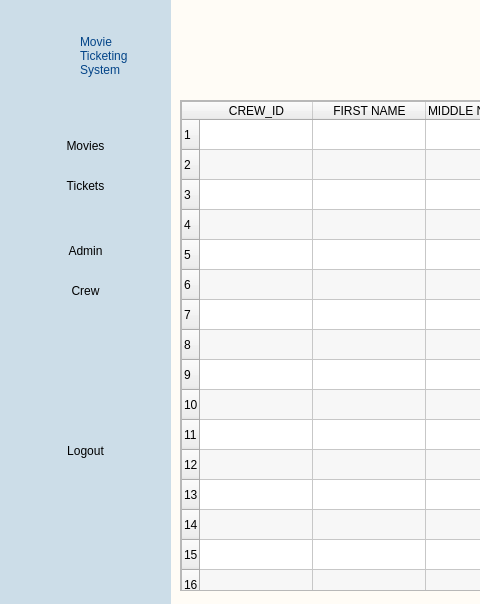
Before: the Qt Designer form Ui_Files/crew.ui in edejeed/Movie-Ticketing, drawn with Qt 5; both pictures show x 0 to 480 and y 0 to 604 of the 804 by 604 pixel window.
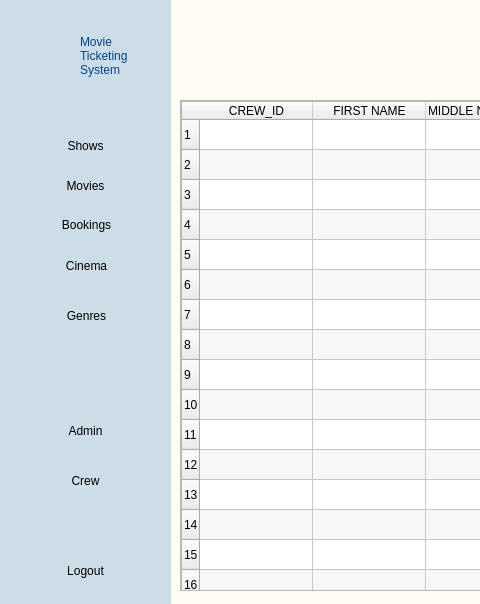
After: the same form once the commit is applied. Icons and pictures are not drawn.

Commit message: crew and admin list

Diff of the .ui file:
```diff
--- a/Ui_Files/crew.ui
+++ b/Ui_Files/crew.ui
@@ -81,43 +81,202 @@
       <bool>true</bool>
      </property>
     </widget>
+    <widget class="QPushButton" name="movieButton_5">
+     <property name="geometry">
+      <rect>
+       <x>20</x>
+       <y>550</y>
+       <width>131</width>
+       <height>41</height>
+      </rect>
+     </property>
+     <property name="text">
+      <string>Logout</string>
+     </property>
+     <property name="icon">
+      <iconset>
+       <normaloff>../img/logout.png</normaloff>../img/logout.png</iconset>
+     </property>
+     <property name="iconSize">
+      <size>
+       <width>40</width>
+       <height>40</height>
+      </size>
+     </property>
+     <property name="flat">
+      <bool>true</bool>
+     </property>
+    </widget>
+    <widget class="QPushButton" name="cinemaButton">
+     <property name="geometry">
+      <rect>
+       <x>21</x>
+       <y>250</y>
+       <width>131</width>
+       <height>31</height>
+      </rect>
+     </property>
+     <property name="styleSheet">
+      <string notr="true">#cinemaButton{
+background-color: TRANSPARENT;
+border: TRANSPARENT;
+border-radius: 15px;
+}
+
+#cinemaButton:hover{
+background-color: rgb(236, 236, 236);
+}</string>
+     </property>
+     <property name="text">
+      <string>Cinema</string>
+     </property>
+     <property name="icon">
+      <iconset>
+       <normaloff>../img/cinema.png</normaloff>../img/cinema.png</iconset>
+     </property>
+     <property name="iconSize">
+      <size>
+       <width>40</width>
+       <height>40</height>
+      </size>
+     </property>
+     <property name="flat">
+      <bool>false</bool>
+     </property>
+    </widget>
+    <widget class="QPushButton" name="genreButton">
+     <property name="geometry">
+      <rect>
+       <x>21</x>
+       <y>300</y>
+       <width>131</width>
+       <height>31</height>
+      </rect>
+     </property>
+     <property name="styleSheet">
+      <string notr="true">#genreButton{
+background-color: TRANSPARENT;
+border: TRANSPARENT;
+border-radius: 15px;
+}
+
+#genreButton:hover{
+background-color: rgb(236, 236, 236);
+}</string>
+     </property>
+     <property name="text">
+      <string>Genres</string>
+     </property>
+     <property name="icon">
+      <iconset>
+       <normaloff>../img/genre.png</normaloff>../img/genre.png</iconset>
+     </property>
+     <property name="iconSize">
+      <size>
+       <width>40</width>
+       <height>40</height>
+      </size>
+     </property>
+     <property name="flat">
+      <bool>false</bool>
+     </property>
+    </widget>
     <widget class="QPushButton" name="movieButton">
      <property name="geometry">
       <rect>
        <x>20</x>
-       <y>130</y>
-       <width>131</width>
-       <height>31</height>
-      </rect>
-     </property>
-     <property name="text">
-      <string>Movies</string>
-     </property>
-     <property name="icon">
-      <iconset>
-       <normaloff>../img/movies.png</normaloff>../img/movies.png</iconset>
-     </property>
-     <property name="iconSize">
-      <size>
-       <width>40</width>
-       <height>40</height>
-      </size>
-     </property>
-     <property name="flat">
-      <bool>true</bool>
-     </property>
-    </widget>
-    <widget class="QPushButton" name="movieButton_2">
-     <property name="geometry">
-      <rect>
-       <x>20</x>
        <y>170</y>
        <width>131</width>
        <height>31</height>
       </rect>
      </property>
+     <property name="styleSheet">
+      <string notr="true">#movieButton{
+background-color: TRANSPARENT;
+border: TRANSPARENT;
+border-radius: 15px;
+}
+
+#movieButton:hover{
+background-color: rgb(236, 236, 236);
+}</string>
+     </property>
      <property name="text">
-      <string>Tickets</string>
+      <string>Movies</string>
+     </property>
+     <property name="icon">
+      <iconset>
+       <normaloff>../img/movies.png</normaloff>../img/movies.png</iconset>
+     </property>
+     <property name="iconSize">
+      <size>
+       <width>40</width>
+       <height>40</height>
+      </size>
+     </property>
+     <property name="flat">
+      <bool>false</bool>
+     </property>
+    </widget>
+    <widget class="QPushButton" name="crewButton">
+     <property name="geometry">
+      <rect>
+       <x>20</x>
+       <y>460</y>
+       <width>131</width>
+       <height>41</height>
+      </rect>
+     </property>
+     <property name="styleSheet">
+      <string notr="true">#crewButton{
+background-color: TRANSPARENT;
+border: TRANSPARENT;
+border-radius: 15px;
+}
+
+#crewButton:hover{
+background-color: rgb(236, 236, 236);
+}</string>
+     </property>
+     <property name="text">
+      <string>Crew</string>
+     </property>
+     <property name="icon">
+      <iconset>
+       <normaloff>../img/crew.png</normaloff>../img/crew.png</iconset>
+     </property>
+     <property name="iconSize">
+      <size>
+       <width>40</width>
+       <height>40</height>
+      </size>
+     </property>
+     <property name="flat">
+      <bool>false</bool>
+     </property>
+    </widget>
+    <widget class="QPushButton" name="ticketsButton">
+     <property name="geometry">
+      <rect>
+       <x>21</x>
+       <y>209</y>
+       <width>131</width>
+       <height>31</height>
+      </rect>
+     </property>
+     <property name="styleSheet">
+      <string notr="true">#ticketsButton{
+background-color: TRANSPARENT;
+border: TRANSPARENT;
+border-radius: 15px;
+}
+
+#ticketsButton:hover{
+background-color: rgb(236, 236, 236);
+}</string>
+     </property>
+     <property name="text">
+      <string>Bookings</string>
      </property>
      <property name="icon">
       <iconset>
@@ -130,18 +289,66 @@
       </size>
      </property>
      <property name="flat">
-      <bool>true</bool>
+      <bool>false</bool>
      </property>
     </widget>
-    <widget class="QPushButton" name="movieButton_3">
+    <widget class="QPushButton" name="showButton">
      <property name="geometry">
       <rect>
        <x>20</x>
-       <y>230</y>
+       <y>130</y>
+       <width>131</width>
+       <height>31</height>
+      </rect>
+     </property>
+     <property name="styleSheet">
+      <string notr="true">#showButton{
+background-color: TRANSPARENT;
+border: TRANSPARENT;
+border-radius: 15px;
+}
+
+#showButton:hover{
+background-color: rgb(236, 236, 236);
+}</string>
+     </property>
+     <property name="text">
+      <string>Shows</string>
+     </property>
+     <property name="icon">
+      <iconset>
+       <normaloff>../img/movies.png</normaloff>../img/movies.png</iconset>
+     </property>
+     <property name="iconSize">
+      <size>
+       <width>40</width>
+       <height>40</height>
+      </size>
+     </property>
+     <property name="flat">
+      <bool>false</bool>
+     </property>
+    </widget>
+    <widget class="QPushButton" name="adminButton">
+     <property name="geometry">
+      <rect>
+       <x>20</x>
+       <y>410</y>
        <width>131</width>
        <height>41</height>
       </rect>
      </property>
+     <property name="styleSheet">
+      <string notr="true">#adminButton{
+background-color: TRANSPARENT;
+border: TRANSPARENT;
+border-radius: 15px;
+}
+
+#adminButton:hover{
+background-color: rgb(236, 236, 236);
+}</string>
+     </property>
      <property name="text">
       <string>Admin</string>
      </property>
@@ -156,59 +363,7 @@
       </size>
      </property>
      <property name="flat">
-      <bool>true</bool>
-     </property>
-    </widget>
-    <widget class="QPushButton" name="movieButton_4">
-     <property name="geometry">
-      <rect>
-       <x>20</x>
-       <y>270</y>
-       <width>131</width>
-       <height>41</height>
-      </rect>
-     </property>
-     <property name="text">
-      <string>Crew</string>
-     </property>
-     <property name="icon">
-      <iconset>
-       <normaloff>../img/crew.png</normaloff>../img/crew.png</iconset>
-     </property>
-     <property name="iconSize">
-      <size>
-       <width>40</width>
-       <height>40</height>
-      </size>
-     </property>
-     <property name="flat">
-      <bool>true</bool>
-     </property>
-    </widget>
-    <widget class="QPushButton" name="movieButton_5">
-     <property name="geometry">
-      <rect>
-       <x>20</x>
-       <y>430</y>
-       <width>131</width>
-       <height>41</height>
-      </rect>
-     </property>
-     <property name="text">
-      <string>Logout</string>
-     </property>
-     <property name="icon">
-      <iconset>
-       <normaloff>../img/logout.png</normaloff>../img/logout.png</iconset>
-     </property>
-     <property name="iconSize">
-      <size>
-       <width>40</width>
-       <height>40</height>
-      </size>
-     </property>
-     <property name="flat">
-      <bool>true</bool>
+      <bool>false</bool>
      </property>
     </widget>
    </widget>
@@ -289,12 +444,12 @@
        <attribute name="horizontalHeaderStretchLastSection">
         <bool>true</bool>
        </attribute>
-       <attribute name="verticalHeaderDefaultSectionSize">
-        <number>30</number>
-       </attribute>
        <attribute name="verticalHeaderMinimumSectionSize">
         <number>23</number>
        </attribute>
+       <attribute name="verticalHeaderDefaultSectionSize">
+        <number>30</number>
+       </attribute>
        <attribute name="verticalHeaderStretchLastSection">
         <bool>false</bool>
        </attribute>
```
The commit also changes 13 other files.
